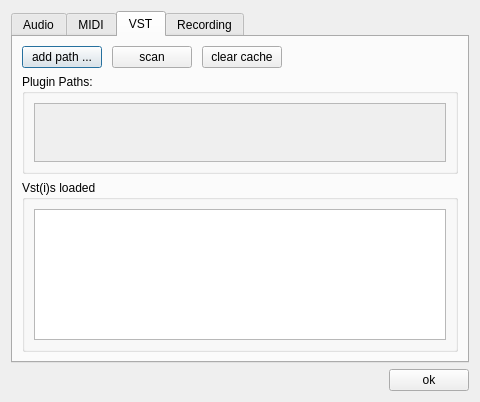
Before: the Qt Designer form src/gui/PreferencesDialog.ui in elieserdejesus/JamTaba, drawn with Qt 5.
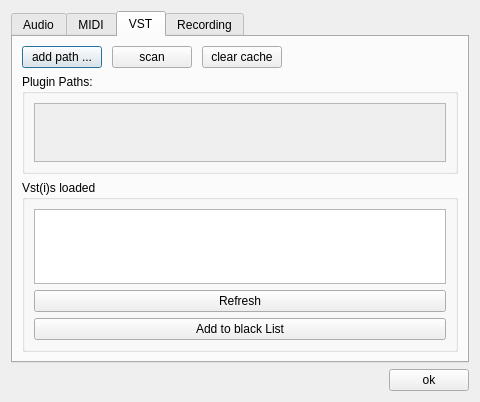
After: the same form once the commit is applied.

Commit message: Added a refresh button Still not autoupdated when plugins returns

Patch:
```diff
--- a/src/gui/PreferencesDialog.ui
+++ b/src/gui/PreferencesDialog.ui
@@ -412,6 +412,20 @@
           <item>
            <widget class="QPlainTextEdit" name="plainTextEdit"/>
           </item>
+          <item>
+           <widget class="QPushButton" name="ButtonVst_Refresh">
+            <property name="text">
+             <string>Refresh</string>
+            </property>
+           </widget>
+          </item>
+          <item>
+           <widget class="QPushButton" name="ButtonVST_AddToBlackList">
+            <property name="text">
+             <string>Add to black List</string>
+            </property>
+           </widget>
+          </item>
          </layout>
         </widget>
        </item>
```
Left out of the diff: 82 changed lines with no effect on the pictures. The commit also changes 2 other files.
